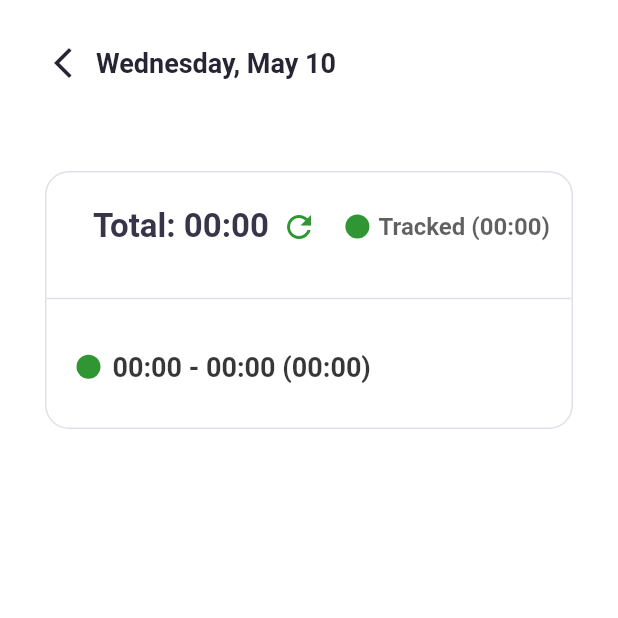
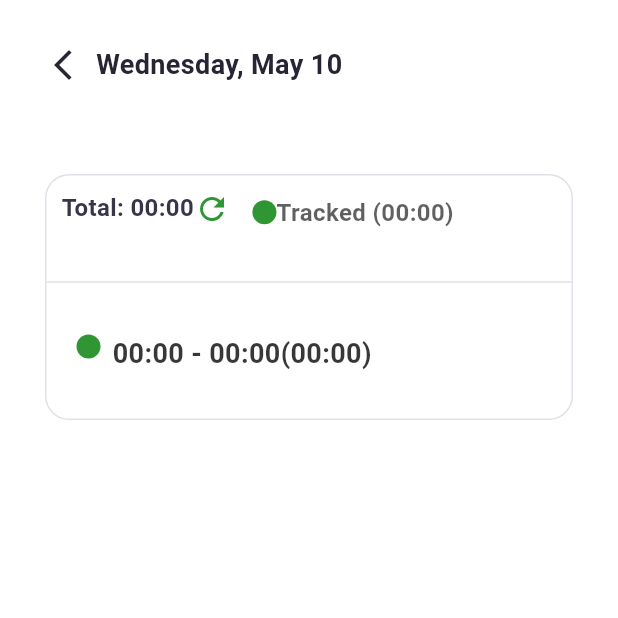
Before and after one commit to ZainAli104/Flutter-Work-Calendar, a Flutter app: the DetailsNavigator screen opened directly with empty values, on a phone screen of 412 x 824 dp, the top half of it. Run offline on Flutter 3.47's test engine with Material 2 defaults, Android fonts, the phone set to English and light mode, and no system bars; our stand-ins replace table_calendar.

Commit message:
Responsive Task of Work Calendar

```diff
--- a/lib/src/app.dart
+++ b/lib/src/app.dart
@@ -6,9 +6,10 @@ class MyApp extends StatelessWidget {
 
   @override
   Widget build(BuildContext context) {
-    return const MaterialApp(
-      home: HomePage(),
+    return  MaterialApp(
+      home: const HomePage(),
       debugShowCheckedModeBanner: false,
+      theme: ThemeData.light(useMaterial3: true)
     );
   }
 }
--- a/lib/src/components/details_list/details_navigator.dart
+++ b/lib/src/components/details_list/details_navigator.dart
@@ -50,7 +50,7 @@ class DetailsNavigator extends StatelessWidget {
                                   ),
                                 ),
                                 const SizedBox(width: 10),
-                                Text(
+                                Expanded(child: Text(
                                   DateFormat('EEEE, MMMM d').format(
                                       (data['date_title'] as DateTime?) ??
                                           DateTime.now()),
@@ -59,7 +59,7 @@ class DetailsNavigator extends StatelessWidget {
                                     fontWeight: FontWeight.bold,
                                     color: AppColors.eggPlant,
                                   ),
-                                ),
+                                ),)
                               ],
                             )),
                         Padding(
@@ -86,6 +86,7 @@ class CustomHeaderList extends StatelessWidget {
 
   const CustomHeaderList({Key? key, required this.list}) : super(key: key);
 
+
   @override
   Widget build(BuildContext context) {
     String formattedStartTime = '00:00';
@@ -102,6 +103,8 @@ class CustomHeaderList extends StatelessWidget {
           '${duration.inHours.toString().padLeft(2, '0')}:${(duration.inMinutes % 60).toString().padLeft(2, '0')} hrs';
     }
 
+    return LayoutBuilder(builder: (_,boxConstraints){
+      final isMobile = boxConstraints.maxWidth < 430;
       return Container(
         decoration: BoxDecoration(
           border: Border.all(color: AppColors.borderColorWhite),
@@ -111,20 +114,20 @@ class CustomHeaderList extends StatelessWidget {
           crossAxisAlignment: CrossAxisAlignment.start,
           children: [
             Padding(
-            padding: const EdgeInsets.fromLTRB(23, 23, 23, 20),
-            child: Row(
-              crossAxisAlignment: CrossAxisAlignment.center,
+              padding: const EdgeInsets.fromLTRB(10, 10, 10, 20),
+              child: Wrap(
+                direction: Axis.horizontal,
+                alignment: WrapAlignment.start,
+                crossAxisAlignment: WrapCrossAlignment.start,
                 children: [
-                const SizedBox(width: 8),
                   Text(
                     'Total: $formattedDuration',
-                  style: const TextStyle(
-                    fontSize: 22,
+                    style: TextStyle(
+                      fontSize: isMobile ? 16 : 22,
                       fontWeight: FontWeight.w600,
                       color: AppColors.blackCoffee,
                     ),
                   ),
-                const SizedBox(width: 8),
                   MouseRegion(
                     cursor: SystemMouseCursors.click,
                     child: GestureDetector(
@@ -139,9 +142,11 @@ class CustomHeaderList extends StatelessWidget {
                       ),
                     ),
                   ),
-                const SizedBox(width: 8),
+                  Padding(padding: const EdgeInsets.only(top: 3, left: 15 ),
+                  child: Row(
+                    mainAxisSize: MainAxisSize.min,
+                    children: [
                       Container(
-                  margin: const EdgeInsets.only(left: 11.0),
                     width: 16,
                     height: 16,
                     decoration: BoxDecoration(
@@ -149,7 +154,6 @@ class CustomHeaderList extends StatelessWidget {
                       borderRadius: BorderRadius.circular(50),
                     ),
                   ),
-                const SizedBox(width: 6),
                       Text(
                     'Tracked ($formattedDuration)',
                     style: const TextStyle(
@@ -157,9 +161,11 @@ class CustomHeaderList extends StatelessWidget {
                       fontWeight: FontWeight.w600,
                       color: Color.fromARGB(159, 0, 0, 0),
                     ),
+                  )
+                    ],)
                   ),
                 ],
-            ),
+              )
             ),
             const Divider(
               color: AppColors.borderColorWhite,
@@ -168,7 +174,7 @@ class CustomHeaderList extends StatelessWidget {
             ),
             Padding(
               padding: const EdgeInsets.fromLTRB(20, 20, 20, 10),
-            child: Row(
+              child: Wrap(
                 children: [
                   Container(
                     margin: const EdgeInsets.only(right: 8.0),
@@ -180,7 +186,15 @@ class CustomHeaderList extends StatelessWidget {
                     ),
                   ),
                   Text(
-                  '$formattedStartTime - $formattedEndTime ($formattedDuration)',
+                    '$formattedStartTime - $formattedEndTime',
+                    style: const TextStyle(
+                      fontSize: 18,
+                      fontWeight: FontWeight.w600,
+                      color: Color.fromARGB(200, 0, 0, 0),
+                    ),
+                  ),
+                  Text(
+                    '($formattedDuration)',
                     style: const TextStyle(
                       fontSize: 18,
                       fontWeight: FontWeight.w600,
@@ -239,6 +253,7 @@ class CustomHeaderList extends StatelessWidget {
           ],
         ),
       );
+    });
   }
 }
 
```
Also changed, not shown: lib/src/components/calender_display_page.dart (+3 -6 lines), lib/src/components/details_list.dart (+16 -19 lines), lib/src/components/home_page.dart (+63 -23 lines), 2 other files. Lines whose indentation alone changed are shown as unchanged.
